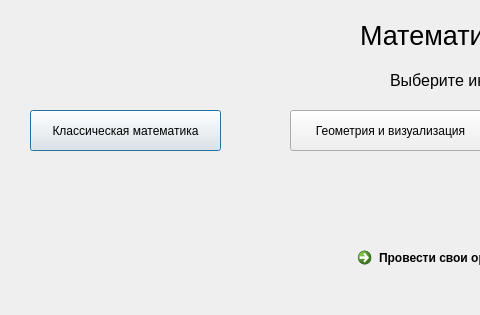
Old version of the form UI/formuli/Rachet.ui in the repository Tragidra/NauchLab; both pictures show x 0 to 480 and y 0 to 315 of the 1097 by 315 pixel window.
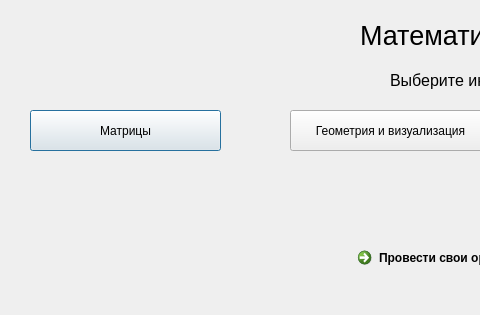
New version of the form.

The edit to the form file:
```diff
--- a/UI/formuli/Rachet.ui
+++ b/UI/formuli/Rachet.ui
@@ -70,7 +70,7 @@
     </font>
    </property>
    <property name="text">
-    <string>Классическая математика</string>
+    <string>Матрицы</string>
    </property>
   </widget>
   <widget class="QPushButton" name="geomet">
```
